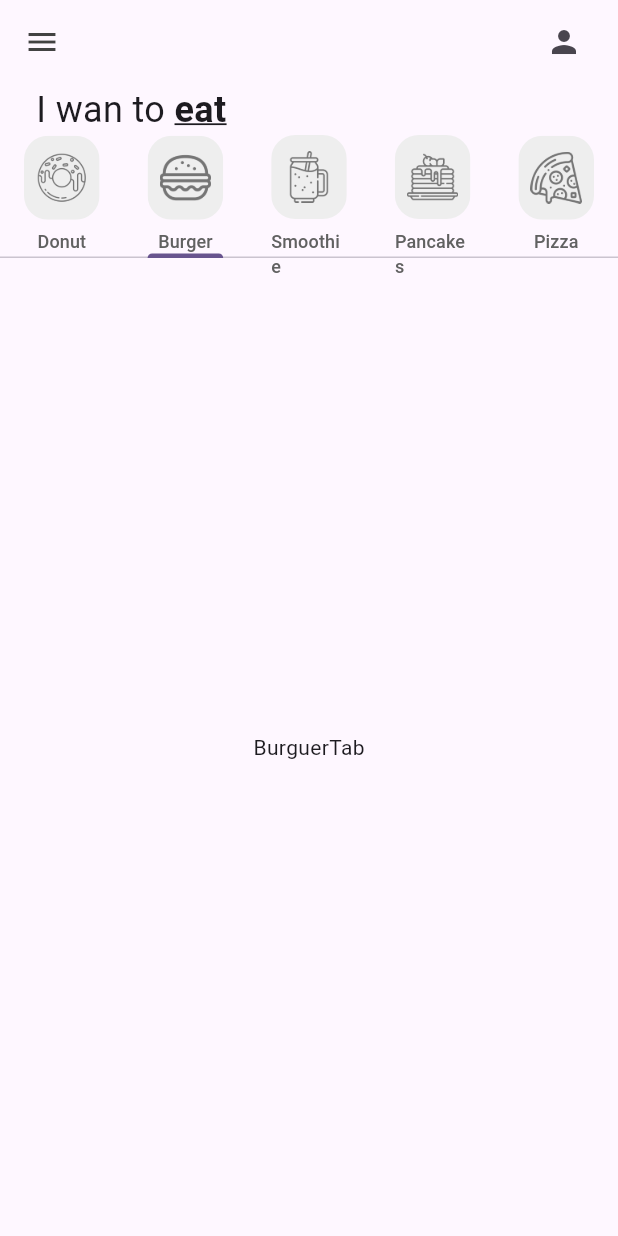
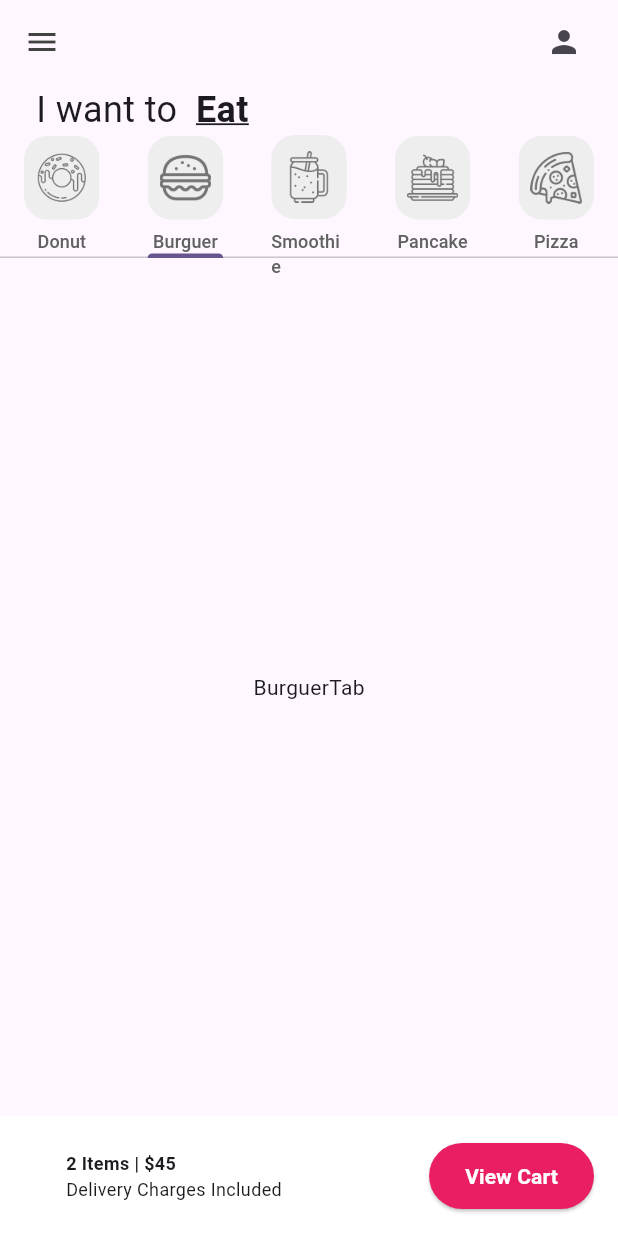
Before and after one commit to Lilianhurtado/donut_app_8sc, a Flutter app: the screen it shows after launch, tab 2 chosen, on a phone screen of 412 x 824 dp. Run offline on Flutter 3.47's test engine with Material 3 defaults, Android fonts, the phone set to English and light mode, and no system bars.

Commit message:
Shopping cart container added

```diff
--- a/lib/screens/home_page.dart
+++ b/lib/screens/home_page.dart
@@ -1,33 +1,31 @@
-import 'package:donut_app_8sc/tab/Donut_Tab.dart';
-import 'package:donut_app_8sc/tab/burguer_Tab.dart';
-import 'package:donut_app_8sc/tab/pancakes_Tab.dart';
+import 'package:donut_app_8sc/tab/burguer_tab.dart';
+import 'package:donut_app_8sc/tab/donut_tab.dart';
+import 'package:donut_app_8sc/tab/pancakes_tab.dart';
 import 'package:donut_app_8sc/tab/pizza_tab.dart';
 import 'package:donut_app_8sc/tab/smoothies_tab.dart';
 import 'package:donut_app_8sc/utils/my_tab.dart';
-
 import 'package:flutter/material.dart';
 
 class HomePage extends StatefulWidget {
   const HomePage({super.key});
 
   @override
-  State<HomePage> createState() => _HomePageState();
+  State<HomePage> createState() => _MyWidgetState();
 }
 
-class _HomePageState extends State<HomePage> {
+class _MyWidgetState extends State<HomePage> {
   List<Widget> myTabs = [
-    //Donut
-    const MyTab(iconPath: "lib/icons/donut.png", label: 'Donut'),
-    //Burguer
-    const MyTab(iconPath: "lib/icons/burger.png", label: 'Burger'),
-    //smoothie
-    const MyTab(iconPath: "lib/icons/smoothie.png", label: 'Smoothie'),
-    //pancake
-    const MyTab(iconPath: "lib/icons/pancakes.png", label: 'Pancakes'),
-    //pizza
-    const MyTab(iconPath: "lib/icons/pizza.png", label: 'Pizza'),
+    //donut tab
+    const MyTab(iconPath: 'lib/icons/donut.png', label: 'Donut'),
+    //burguer tab
+    const MyTab(iconPath: 'lib/icons/burger.png', label: 'Burguer'),
+    //smoothie tab
+    const MyTab(iconPath: 'lib/icons/smoothie.png', label: 'Smoothie'),
+    //pancake tab
+    const MyTab(iconPath: 'lib/icons/pancakes.png', label: 'Pancake'),
+    //pizza tab
+    const MyTab(iconPath: 'lib/icons/pizza.png', label: 'Pizza'),
   ];
-
   @override
   Widget build(BuildContext context) {
     return DefaultTabController(
@@ -35,9 +33,10 @@ class _HomePageState extends State<HomePage> {
       child: Scaffold(
         appBar: AppBar(
           backgroundColor: Colors.transparent,
-          //Ícono de la izquierda
+
+          ///icono
           leading: Icon(Icons.menu, color: Colors.grey[800]),
-          //Ícono de la derecha
+          //icono de la derecha
           actions: [
             Padding(
               padding: const EdgeInsets.only(right: 24.0),
@@ -45,23 +44,19 @@ class _HomePageState extends State<HomePage> {
             ),
           ],
         ),
-        body: DefaultTabController(
-          length: myTabs.length,
-          child: Column(
+        body: Column(
           children: [
             //Texto principal
             const Padding(
               padding: EdgeInsets.only(left: 24.0),
               child: Row(
                 children: [
-                    Text("I wan to ", style: TextStyle(fontSize: 24)),
+                  Text('I want to  ', style: TextStyle(fontSize: 24)),
                   Text(
-                      "eat",
+                    'Eat',
                     style: TextStyle(
                       fontSize: 24,
                       fontWeight: FontWeight.bold,
-
-                        //Subrayado
                       decoration: TextDecoration.underline,
                     ),
                   ),
@@ -69,10 +64,9 @@ class _HomePageState extends State<HomePage> {
               ),
             ),
 
-              //Pestañas (TabBar)
+            //Pestaña o tabbar
             TabBar(tabs: myTabs),
-
-              //Contenido de las pestañas (TabBarView)
+            //Contenido de las pestañas
             Expanded(
               child: TabBarView(
                 children: [
@@ -81,13 +75,56 @@ class _HomePageState extends State<HomePage> {
                   SmoothieTab(),
                   PancakesTab(),
                   PizzaTab(),
-                ]
-                ),
-              )
-
-              //Carrrito de compras (Cart)
                 ],
               ),
+            ),
+            //Carito
+            Container(
+              color: Colors.white,
+              padding: EdgeInsets.all(16),
+              child: Row(
+                mainAxisAlignment: MainAxisAlignment.spaceBetween,
+                children: [
+                  Padding(
+                    padding: EdgeInsets.only(left: 28),
+                    child: Column(
+                      crossAxisAlignment: CrossAxisAlignment.start,
+                      children: [
+                        Text(
+                          '2 Items | \$45',
+                          style: TextStyle(
+                            fontSize: 12,
+                            fontWeight: FontWeight.bold,
+                          ),
+                        ),
+                        Text(
+                          'Delivery Charges Included',
+                          style: TextStyle(fontSize: 12),
+                        ),
+                      ],
+                    ),
+                  ),
+                  ElevatedButton(
+                    style: ElevatedButton.styleFrom(
+                      backgroundColor: Colors.pink,
+                      padding: EdgeInsets.symmetric(
+                        horizontal: 24,
+                        vertical: 12,
+                      ),
+                    ),
+                    onPressed: () {},
+                    child: const Text(
+                      'View Cart',
+                      style: TextStyle(
+                        color: Colors.white,
+                        fontWeight: FontWeight.bold,
+                      ),
+                    ),
+                  ),
+                ],
+              ),
+            ),
+          ],
         ),
       ),
     );
--- a/lib/tab/donut_tab.dart
+++ b/lib/tab/donut_tab.dart
@@ -24,7 +24,7 @@ class DonutTab extends StatelessWidget {
     [
       'Vanilla',
       '100.00',
-      Colors.amber,
+      Colors.greenAccent,
       'lib/images/grape_donut.png',
       'KrispyKreme',
     ],
```
Also changed, not shown: 1 other file. Lines whose indentation alone changed are shown as unchanged.
